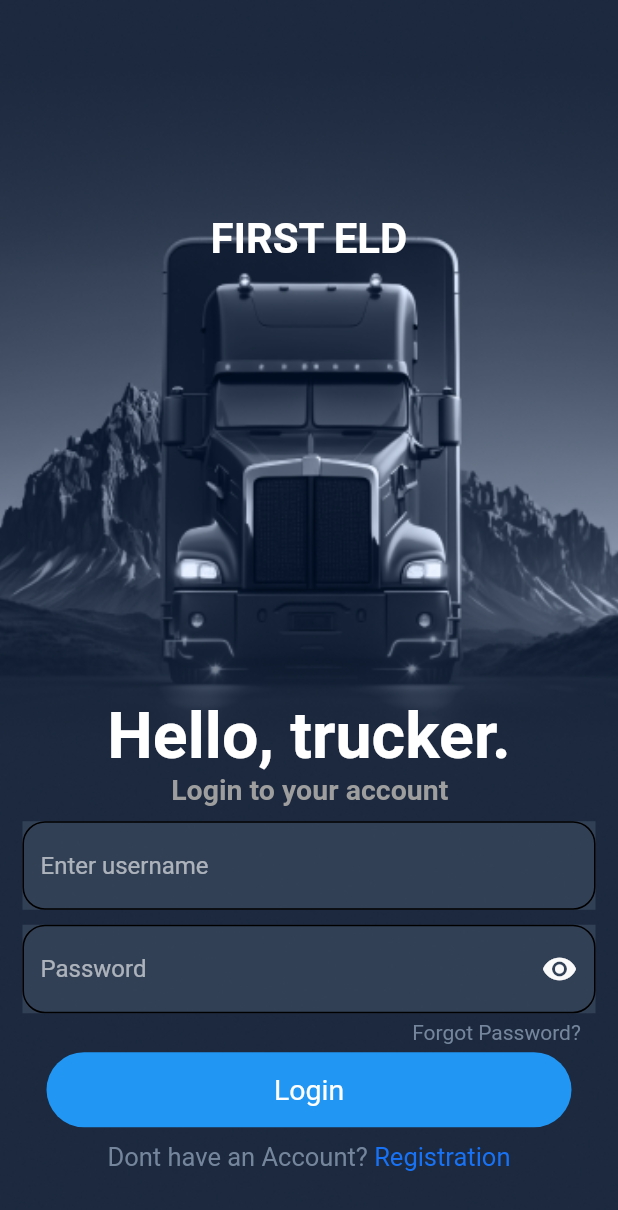
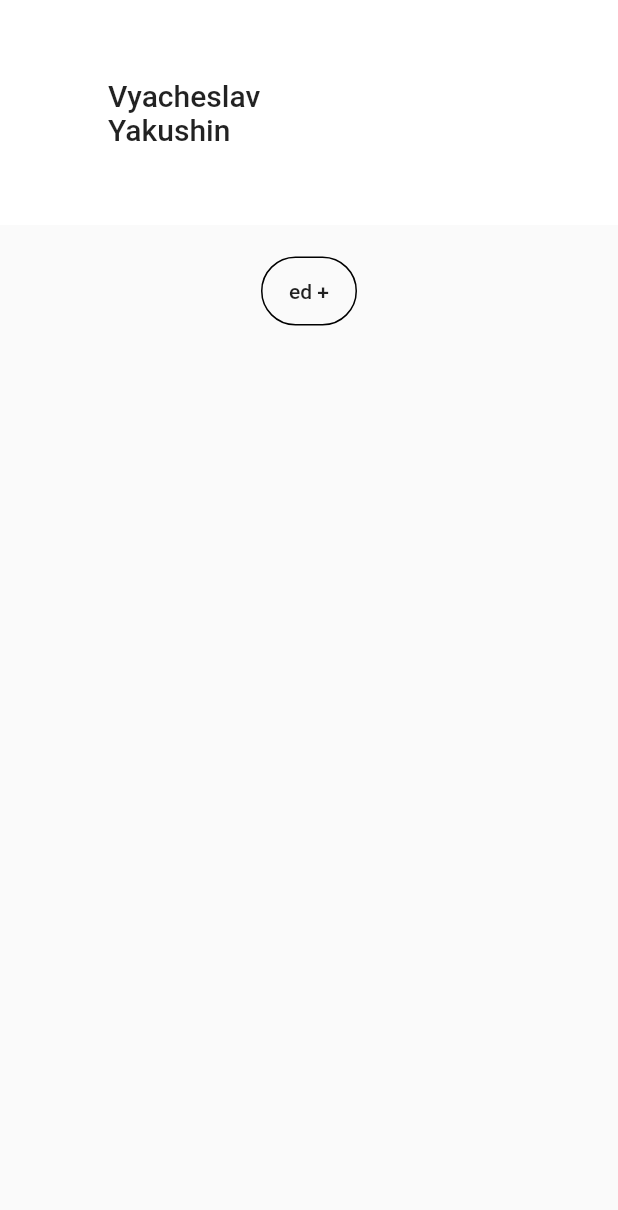
Before and after one commit to AltynbekChotonov/app_fashion, a Flutter app: the HomePage screen opened directly, on a phone screen of 412 x 824 dp. Shown: the top 1210 px of the screen. Run offline on Flutter 3.47's test engine with Material 2 defaults, Android fonts, the phone set to English and light mode, and no system bars.

Commit message:
ekinch betti bashtoo

```diff
--- a/lib/main.dart
+++ b/lib/main.dart
@@ -1,6 +1,6 @@
 import 'package:flutter/material.dart';
 
-import 'pages/home_page.dart';
+import 'pages/first_page.dart';
 
 void main() {
   runApp(const MyApp());
@@ -17,7 +17,7 @@ class MyApp extends StatelessWidget {
       theme: ThemeData(
         primarySwatch: Colors.blue,
       ),
-      home: HomePage(),
+      home: FirstPage(),
     );
   }
 }
--- a/lib/pages/home_page.dart
+++ b/lib/pages/home_page.dart
@@ -1,130 +1,51 @@
 import 'package:flutter/material.dart';
+import 'package:flutter/src/widgets/framework.dart';
+import 'package:flutter/src/widgets/placeholder.dart';
 
-class HomePage extends StatelessWidget {
-  static Widget appName = const Text(
-    'FIRST ELD',
-    style: const TextStyle(
-        color: Colors.white, fontSize: 28, fontWeight: FontWeight.bold),
-  );
-  static Widget badyName = RichText(
-    text: TextSpan(
-        text: "Hello, trucker.",
-        style: const TextStyle(
-            color: Colors.white, fontSize: 43, fontWeight: FontWeight.bold),
-        children: [
-          TextSpan(
-            text: '\n         Login to your account',
-            style: const TextStyle(
-                color: Colors.grey, fontSize: 19, fontWeight: FontWeight.bold),
-          )
-        ]),
-  );
+class HomePage extends StatefulWidget {
+  const HomePage({super.key});
 
+  @override
+  State<HomePage> createState() => _HomePageState();
+}
+
+class _HomePageState extends State<HomePage> {
   @override
   Widget build(BuildContext context) {
     return Scaffold(
-        body: Container(
-      decoration: BoxDecoration(
-        image: DecorationImage(
-          image: AssetImage("assets/image 10.png"),
-          fit: BoxFit.cover,
+      appBar: AppBar(
+        toolbarHeight: 150,
+        elevation: 0,
+        backgroundColor: Colors.white,
+        title: Text(
+          'Vyacheslav\nYakushin',
+          style: TextStyle(color: Colors.black87),
         ),
       ),
-      child: Center(
-        child: SingleChildScrollView(
-          child: Column(
-            mainAxisAlignment: MainAxisAlignment.center,
-            children: [
-              SizedBox(height: 100),
-              appName,
-              SizedBox(height: 290),
-              badyName,
-              SizedBox(height: 10),
-              Padding(
-                padding: const EdgeInsets.symmetric(horizontal: 15),
-                child: Container(
-                  color: Color.fromARGB(64, 117, 134, 156),
-                  child: TextField(
-                    decoration: InputDecoration(
-                      isCollapsed: false,
-                      hintText: 'Enter username',
-                      hintStyle: TextStyle(
-                        color: Color(0xFF99FFFFFF),
-                      ),
-                      enabledBorder: OutlineInputBorder(
-                          borderRadius: BorderRadius.circular(15)),
-                      border: OutlineInputBorder(),
-                      //labelText: 'Enter username',
-                    ),
-                  ),
+      body: Container(
+        padding: EdgeInsets.all(20),
+        child: Row(mainAxisAlignment: MainAxisAlignment.center, children: [
+          TextButton(
+            onPressed: () {},
+            child: Text(
+              'ed +',
+              style: TextStyle(color: Colors.black87),
+            ),
+            style: ButtonStyle(
+                padding: MaterialStateProperty.all<EdgeInsets>(
+                  EdgeInsets.all(15),
                 ),
-              ),
-              SizedBox(height: 10),
-              Padding(
-                padding: const EdgeInsets.symmetric(horizontal: 15),
-                child: Container(
-                  color: Color.fromARGB(64, 117, 134, 156),
-                  child: TextField(
-                    decoration: InputDecoration(
-                      suffixIcon: const Icon(
-                        Icons.visibility,
-                        color: Color(0xFFFAFAFA),
-                      ),
-
-                      enabledBorder: OutlineInputBorder(
-                          borderRadius: BorderRadius.circular(15)),
-                      border: OutlineInputBorder(),
-                      //labelText: 'Enter username',
-                      hintText: 'Password',
-                      hintStyle: TextStyle(
-                        color: Color(0xFF99FFFFFF),
-                      ),
-                    ),
-                    obscureText: true,
-                  ),
+                foregroundColor: MaterialStateProperty.all<Color>(
+                  Colors.black,
                 ),
-              ),
-              SizedBox(height: 5),
-              const Padding(
-                padding: EdgeInsets.only(left: 250),
-                child: Text(
-                  'Forgot Password?',
-                  style: TextStyle(color: Color(0xFF75869C)),
-                ),
-              ),
-              const SizedBox(height: 5),
-              Container(
-                height: 50,
-                width: 350,
-                decoration: BoxDecoration(
-                  borderRadius: BorderRadius.circular(35),
-                  color: Colors.blue,
-                ),
-                child: const Center(
-                    child: Text(
-                  'Login',
-                  style: TextStyle(color: Colors.white, fontSize: 19),
-                )),
-              ),
-              const SizedBox(height: 10),
-              RichText(
-                text: const TextSpan(
-                  children: [
-                    TextSpan(
-                      text: 'Dont have an Account?',
-                      style: TextStyle(color: Color(0xFF75869C), fontSize: 17),
-                    ),
-                    TextSpan(
-                      text: ' Registration',
-                      style: TextStyle(color: Color(0xFF1872F6), fontSize: 17),
-                    ),
-                  ],
-                ),
-              ),
-            ],
+                shape: MaterialStateProperty.all<RoundedRectangleBorder>(
+                    RoundedRectangleBorder(
+                  borderRadius: BorderRadius.circular(50),
+                  side: BorderSide(color: Colors.black),
+                ))),
           ),
-        ),
+        ]),
       ),
-    ));
+    );
   }
 }
```
Also changed, not shown: lib/pages/first_page.dart (added, +142 -0 lines).
